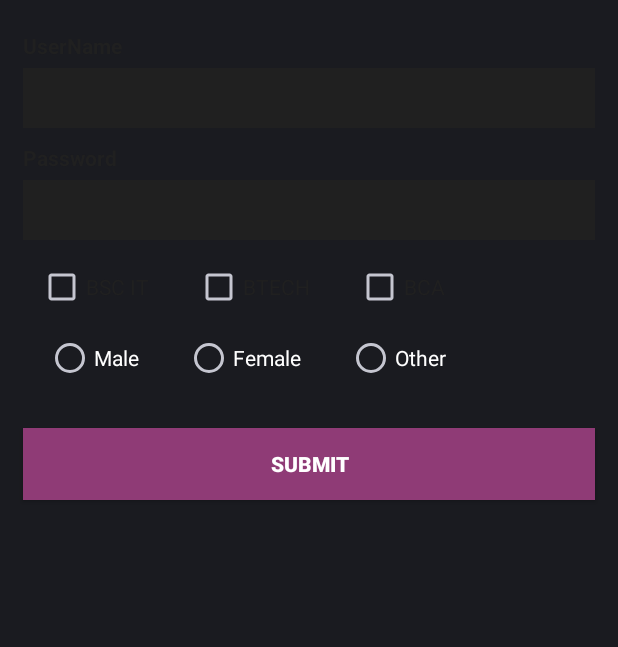
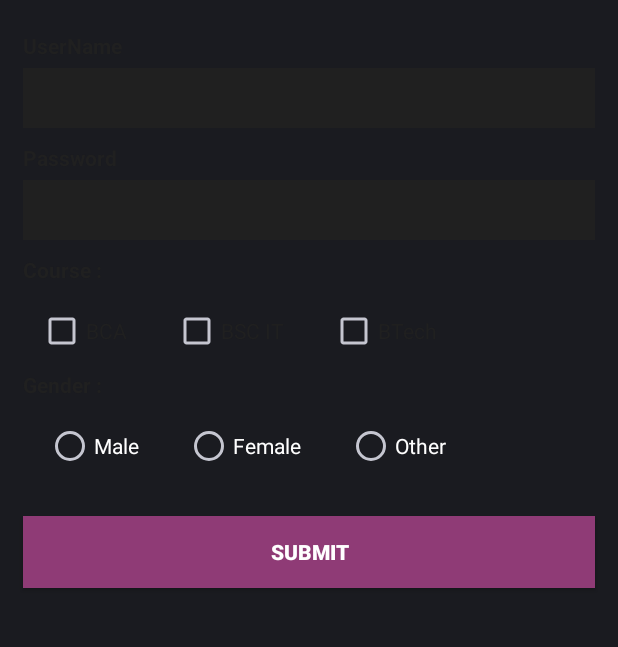
Before and after one commit to samcasmmm/assignmentSem6, an Android app: the layout activity_main.xml on its own in the app's theme, with its tools: preview values and no code run, on a phone screen of 412 x 824 dp, the part 188-835 px from its top. Run offline under Robolectric (Android 15) with nearby library versions, the phone set to English and light mode, and no system bars.

Commit message:
Question 8

```diff
--- a/Question1/app/src/main/res/layout/activity_main.xml
+++ b/Question1/app/src/main/res/layout/activity_main.xml
@@ -66,12 +66,25 @@
         android:padding="5dp"
         android:textColor="#ffffff" />
 
+    <TextView
+        android:id="@+id/tv_course"
+        android:layout_width="match_parent"
+        android:layout_height="wrap_content"
+        android:layout_below="@id/et_Passwd"
+        android:layout_marginLeft="15dp"
+        android:layout_marginTop="10dp"
+        android:layout_marginRight="15dp"
+        android:layout_marginBottom="0dp"
+        android:text="Course :"
+        android:textColor="#202020"
+        android:textStyle="bold" />
+
 
     <LinearLayout
         android:id="@+id/LinearL1"
         android:layout_width="match_parent"
         android:layout_height="wrap_content"
-        android:layout_below="@id/et_Passwd"
+        android:layout_below="@id/tv_course"
         android:layout_marginLeft="10dp"
         android:layout_marginTop="15dp"
         android:orientation="horizontal">
@@ -82,7 +95,7 @@
             android:layout_height="wrap_content"
             android:layout_marginLeft="15dp"
             android:layout_marginRight="15dp"
-            android:text="BSC IT"
+            android:text="BCA"
             android:textColor="#202020" />
 
         <CheckBox
@@ -91,7 +104,7 @@
             android:layout_height="wrap_content"
             android:layout_marginLeft="15dp"
             android:layout_marginRight="15dp"
-            android:text="BTECH"
+            android:text="BSC IT"
             android:textColor="#202020" />
 
         <CheckBox
@@ -100,16 +113,29 @@
             android:layout_height="wrap_content"
             android:layout_marginLeft="15dp"
             android:layout_marginRight="15dp"
-            android:text="BCA"
+            android:text="BTech"
             android:textColor="#202020" />
 
     </LinearLayout>
+
+    <TextView
+        android:id="@+id/tv_gender"
+        android:layout_width="match_parent"
+        android:layout_height="wrap_content"
+        android:layout_below="@id/LinearL1"
+        android:layout_marginLeft="15dp"
+        android:layout_marginTop="10dp"
+        android:layout_marginRight="15dp"
+        android:layout_marginBottom="0dp"
+        android:text="Gender :"
+        android:textColor="#202020"
+        android:textStyle="bold" />
 
     <RadioGroup
         android:id="@+id/radioGroup"
         android:layout_width="wrap_content"
         android:layout_height="wrap_content"
-        android:layout_below="@id/LinearL1"
+        android:layout_below="@id/tv_gender"
         android:layout_marginLeft="15dp"
         android:layout_marginTop="15dp"
         android:orientation="horizontal">
```
Also changed, not shown: Question8/app/src/main/java/com/example/question8/DatabaseHelper.java (added, +43 -0 lines).
